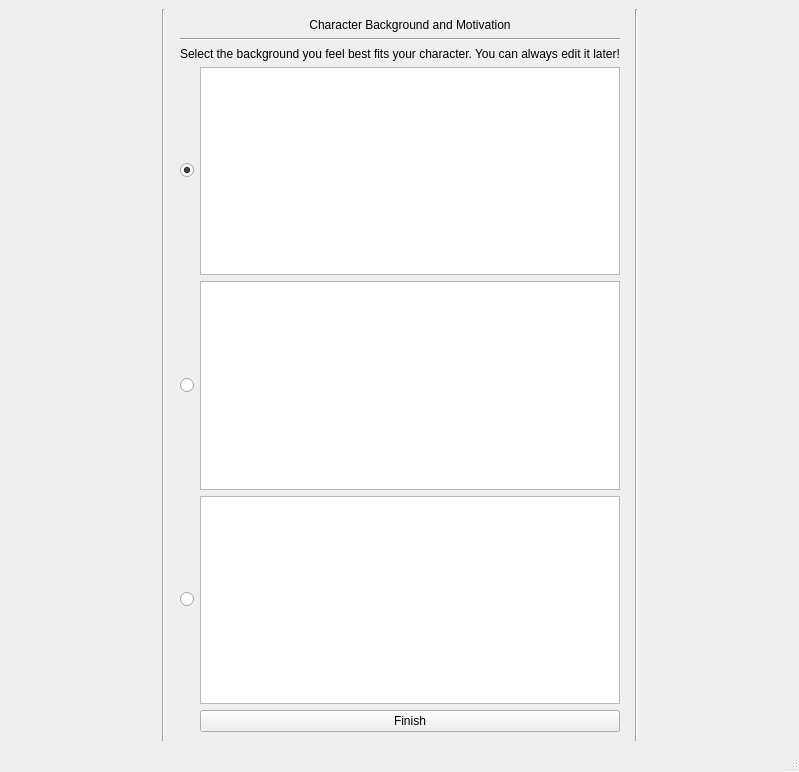
pjaffurs/Session-Zero, file Session-Zero/session-zero.ui: the form before one commit.
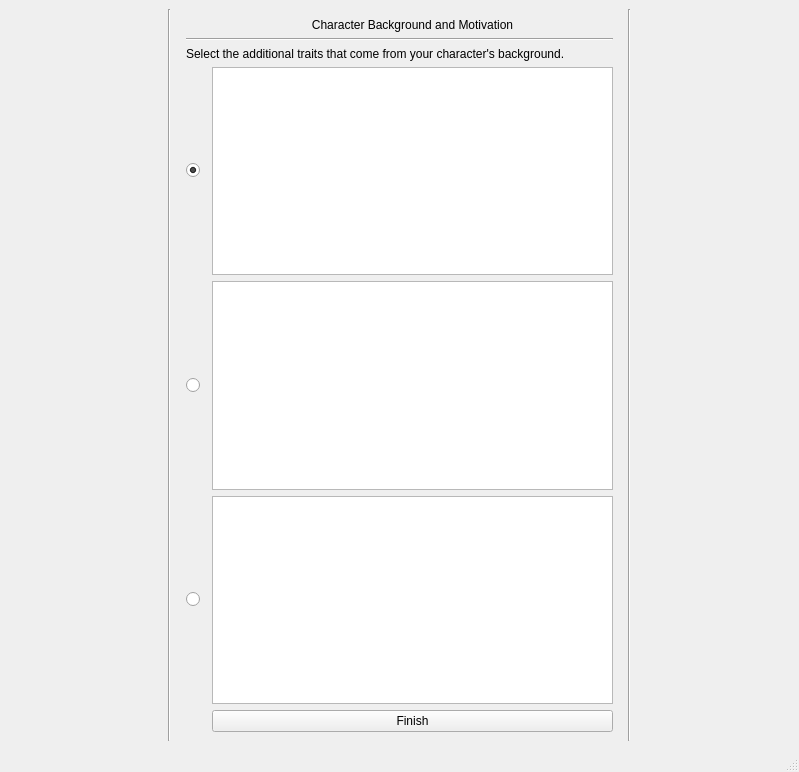
The form after the commit. The open tabs and pages were chosen to show the change.

```diff
--- a/Session-Zero/session-zero.ui
+++ b/Session-Zero/session-zero.ui
@@ -2050,31 +2050,7 @@
       </widget>
       <widget class="QWidget" name="page">
        <layout class="QGridLayout" name="gridLayout_8">
-        <item row="5" column="1">
-         <widget class="QPlainTextEdit" name="text3">
-          <property name="readOnly">
-           <bool>true</bool>
-          </property>
-         </widget>
-        </item>
-        <item row="6" column="1">
-         <widget class="QPushButton" name="finishButton">
-          <property name="text">
-           <string>Finish</string>
-          </property>
-         </widget>
-        </item>
-        <item row="5" column="0">
-         <widget class="QRadioButton" name="radioButton_47">
-          <property name="text">
-           <string/>
-          </property>
-          <attribute name="buttonGroup">
-           <string notr="true">backgroundGroup</string>
-          </attribute>
-         </widget>
-        </item>
-        <item row="0" column="1">
+        <item row="0" column="2">
          <widget class="QLabel" name="label_12">
           <property name="text">
            <string>Character Background and Motivation</string>
@@ -2084,16 +2060,59 @@
           </property>
          </widget>
         </item>
-        <item row="2" column="0" colspan="2">
+        <item row="1" column="0" colspan="3">
+         <widget class="Line" name="line_11">
+          <property name="orientation">
+           <enum>Qt::Horizontal</enum>
+          </property>
+         </widget>
+        </item>
+        <item row="2" column="0" colspan="3">
          <widget class="QLabel" name="label_13">
           <property name="text">
-           <string>Select the background you feel best fits your character. You can always edit it later!</string>
+           <string>Select the additional traits that come from your character's background.</string>
           </property>
           <property name="alignment">
            <set>Qt::AlignLeading|Qt::AlignLeft|Qt::AlignTop</set>
           </property>
          </widget>
         </item>
+        <item row="3" column="2">
+         <widget class="QListWidget" name="bList1"/>
+        </item>
+        <item row="4" column="0" colspan="2">
+         <widget class="QRadioButton" name="radioButton_46">
+          <property name="text">
+           <string/>
+          </property>
+          <attribute name="buttonGroup">
+           <string notr="true">backgroundGroup</string>
+          </attribute>
+         </widget>
+        </item>
+        <item row="4" column="2">
+         <widget class="QListWidget" name="bList2"/>
+        </item>
+        <item row="5" column="0">
+         <widget class="QRadioButton" name="radioButton_47">
+          <property name="text">
+           <string/>
+          </property>
+          <attribute name="buttonGroup">
+           <string notr="true">backgroundGroup</string>
+          </attribute>
+         </widget>
+        </item>
+        <item row="5" column="2">
+         <widget class="QListView" name="bList3"/>
+        </item>
+        <item row="6" column="2">
+         <widget class="QPushButton" name="finishButton">
+          <property name="text">
+           <string>Finish</string>
+          </property>
+         </widget>
+        </item>
         <item row="3" column="0">
          <widget class="QRadioButton" name="radioButton_45">
           <property name="text">
@@ -2107,37 +2126,6 @@
           </attribute>
          </widget>
         </item>
-        <item row="4" column="1">
-         <widget class="QPlainTextEdit" name="text2">
-          <property name="readOnly">
-           <bool>true</bool>
-          </property>
-         </widget>
-        </item>
-        <item row="3" column="1">
-         <widget class="QPlainTextEdit" name="text1">
-          <property name="readOnly">
-           <bool>true</bool>
-          </property>
-         </widget>
-        </item>
-        <item row="4" column="0">
-         <widget class="QRadioButton" name="radioButton_46">
-          <property name="text">
-           <string/>
-          </property>
-          <attribute name="buttonGroup">
-           <string notr="true">backgroundGroup</string>
-          </attribute>
-         </widget>
-        </item>
-        <item row="1" column="0" colspan="2">
-         <widget class="Line" name="line_11">
-          <property name="orientation">
-           <enum>Qt::Horizontal</enum>
-          </property>
-         </widget>
-        </item>
        </layout>
       </widget>
       <widget class="QWidget" name="page_2">
```
